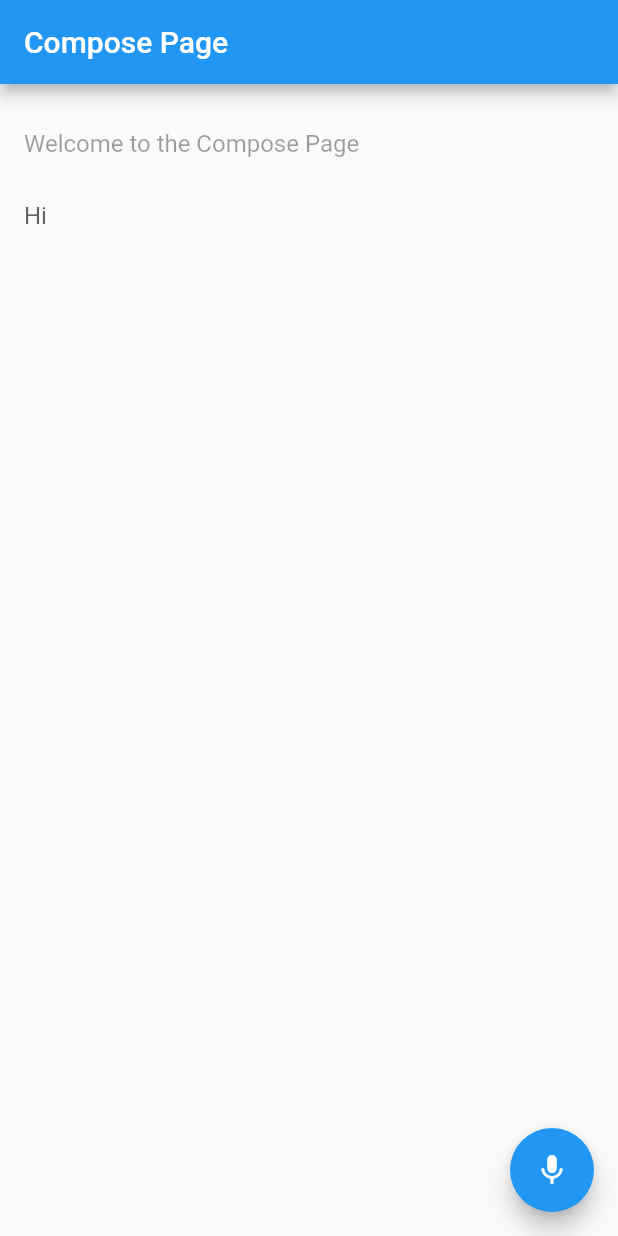
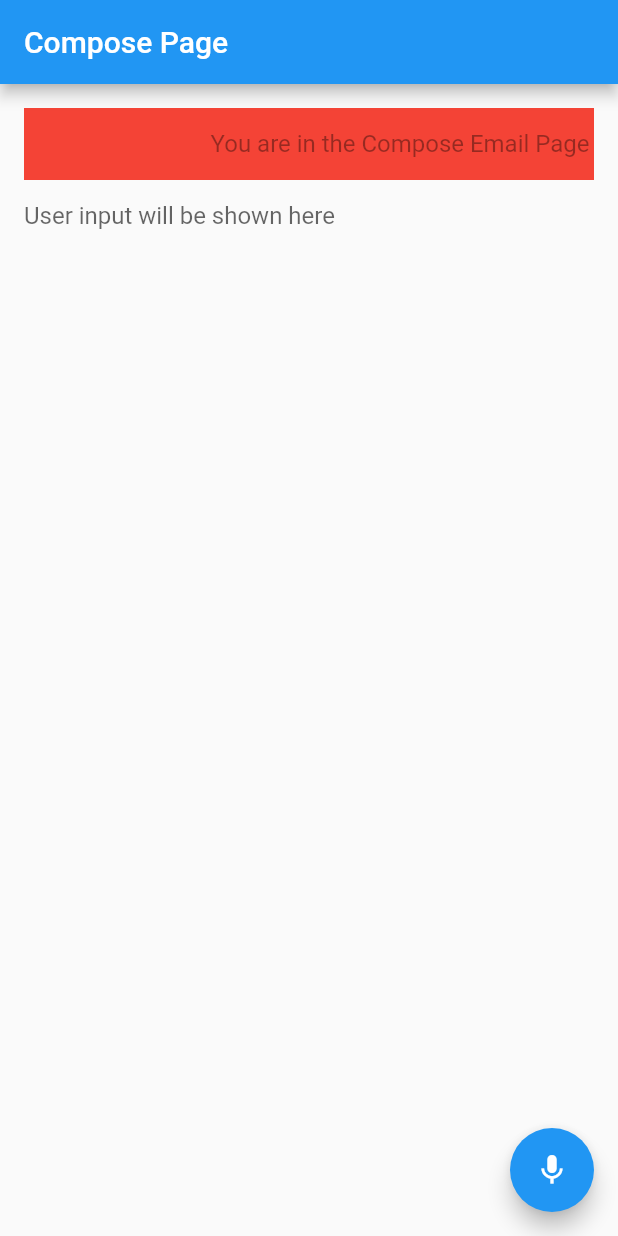
Before and after one commit to 4Ashwin/Echo, a Flutter app: the screen it shows after launch, after a tap on the "mic none" icon, on a phone screen of 412 x 824 dp. Run offline on Flutter 3.47's test engine with Material 2 defaults, Android fonts, the phone set to English and light mode, and no system bars; our stand-ins replace flutter_tts, speech_to_text.

Commit message:
tts - compose page

```diff
--- a/echo/lib/pages/compose/compose.dart
+++ b/echo/lib/pages/compose/compose.dart
@@ -1,4 +1,5 @@
 import 'package:flutter/material.dart';
+import 'package:flutter_tts/flutter_tts.dart';
 import 'package:speech_to_text/speech_recognition_result.dart';
 import 'package:speech_to_text/speech_to_text.dart';
 
@@ -8,10 +9,14 @@ class ComposePage extends StatefulWidget {
 }
 
 class _ComposePageState extends State<ComposePage> {
-  final TextEditingController _welcomeTextController = TextEditingController(text: "Welcome to the Compose Page");
+  final TextEditingController _welcomeTextController =
+      TextEditingController(text: "You are in the Compose Email Page");
   final TextEditingController _userTextController = TextEditingController();
   final SpeechToText _speech = SpeechToText();
   bool _isListening = false;
+
+  // initialize the _flutterTts variable
+  FlutterTts _flutterTts = FlutterTts();
 
   @override
   void initState() {
@@ -21,20 +26,38 @@ class _ComposePageState extends State<ComposePage> {
 
  Future<void> _initSpeechToText() async {
   bool available = await _speech.initialize();
+  int flag=1;
   if (available) {
     setState(() => _isListening = false);
+    if (flag == 1){
+      _flutterTts.speak(_welcomeTextController.text);
+      flag=0;
+    }
   } else {
     print("Speech recognition not available");
   }
 }
 
   void _startListening() {
+    if (!_isListening) {
+      _speech.listen(onResult: (SpeechRecognitionResult result) {
+        setState(() {
+          _userTextController.text = result.recognizedWords;
+        });
+        if (result.finalResult) {
+          if (_userTextController.text.toLowerCase() == "quit") {
+            _stopListening();
+          } else {
             _speech.listen(onResult: (SpeechRecognitionResult result) {
               setState(() {
                 _userTextController.text = result.recognizedWords;
               });
             });
+          }
+        }
+      });
       setState(() => _isListening = true);
+    }
   }
 
   void _stopListening() {
@@ -44,34 +67,42 @@ class _ComposePageState extends State<ComposePage> {
 
   @override
   Widget build(BuildContext context) {
+    double width = MediaQuery.of(context).size.width;
+    double height = MediaQuery.of(context).size.height;
     return Scaffold(
       appBar: AppBar(
         title: Text("Compose Page"),
       ),
       body: Container(
+        width: width,
         padding: EdgeInsets.all(16.0),
         child: SingleChildScrollView(
           child: Column(
             children: <Widget>[
-              Align(
+              Container(
+                width: width,
+                color: Colors.red,
                 alignment: Alignment.centerRight,
                 child: TextField(
                   controller: _welcomeTextController,
+                  textAlign: TextAlign.end,
                   enabled: false,
+                  // expands: true,
                   maxLines: null, // allow the text to wrap
                   decoration: InputDecoration(
                     border: InputBorder.none,
                   ),
+                  // _welcomeTextController.text,
                 ),
               ),
-              Align(
+              Container(
                 alignment: Alignment.centerLeft,
                 child: TextField(
                   controller: _userTextController,
                   maxLines: null, // allow the text to wrap
                   decoration: InputDecoration(
                     border: InputBorder.none,
-                    hintText: "Hi",
+                    hintText: "User input will be shown here",
                   ),
                 ),
               ),
@@ -85,7 +116,5 @@ class _ComposePageState extends State<ComposePage> {
         child: Icon(_isListening ? Icons.mic : Icons.mic_none),
       ),
     );
-
-
   }
 }
--- a/echo/pubspec.yaml
+++ b/echo/pubspec.yaml
@@ -36,6 +36,7 @@ dependencies:
   # Use with the CupertinoIcons class for iOS style icons.
   cupertino_icons: ^1.0.2
   speech_to_text: ^6.1.1
+  flutter_tts:
 
 dev_dependencies:
   flutter_test:
```
Also changed, not shown: echo/pubspec.lock, 3 other files. Lines whose indentation alone changed are shown as unchanged.
